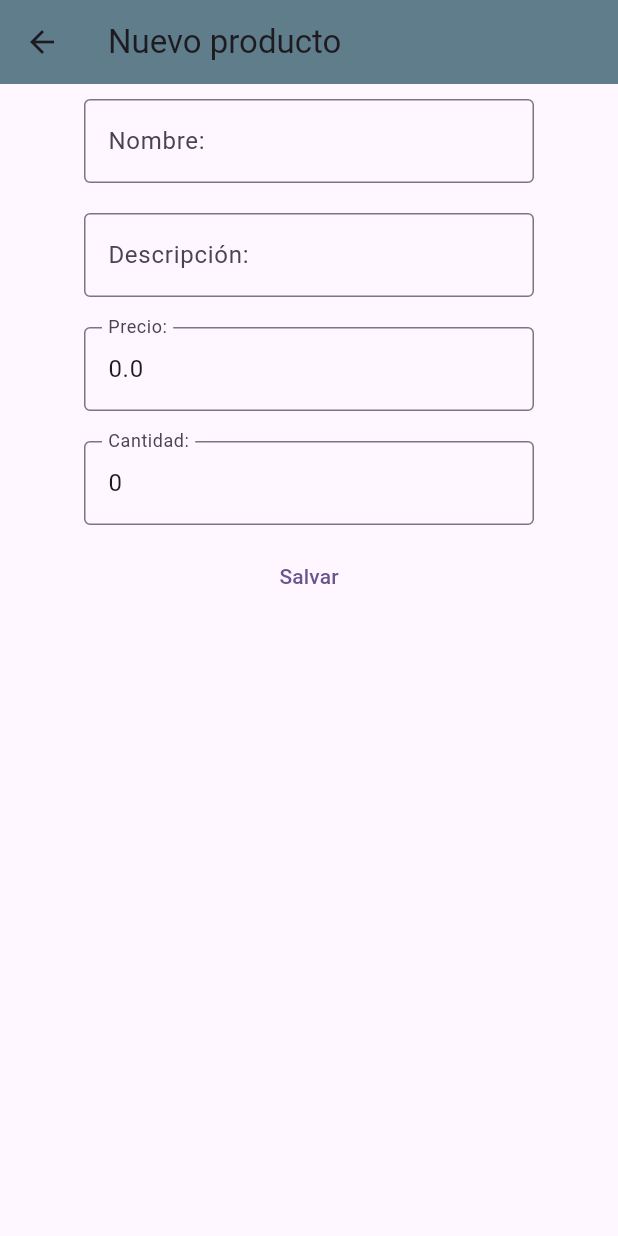
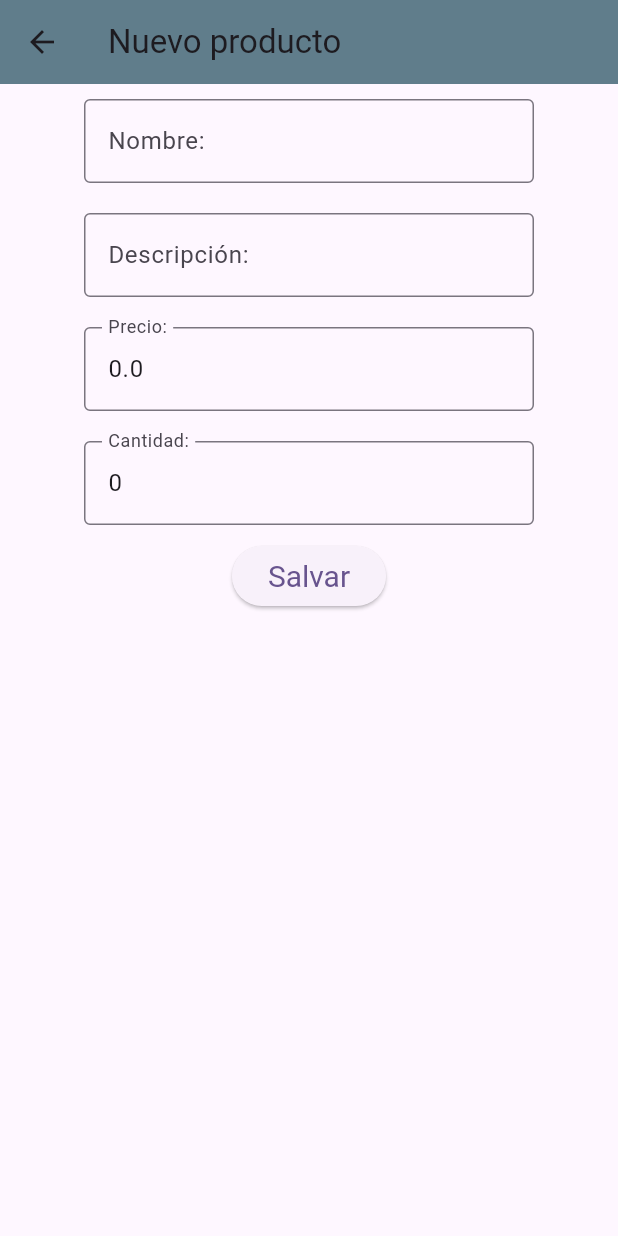
Before and after one commit to Javierenrique00/retoflutter_fase1, a Flutter app: the screen it shows after launch, after a tap on the "add" icon, on a phone screen of 412 x 824 dp. Run offline on Flutter 3.47's test engine with Material 3 defaults, Android fonts, the phone set to English and light mode, and no system bars.

Commit message:
Fix buttons to improve presentation

```diff
--- /dev/null
+++ b/flutter_application_1/lib/ui/modules/form_screen/evevated_button_widget.dart
@@ -0,0 +1,23 @@
+import 'package:flutter/material.dart';
+
+class ElevatedButtonWidget extends StatefulWidget {
+  final Function () onPressed;
+  const ElevatedButtonWidget({required this.onPressed, super.key});
+
+  @override
+  State<ElevatedButtonWidget> createState() => _ElevatedButtonWidgetState();
+}
+
+class _ElevatedButtonWidgetState extends State<ElevatedButtonWidget> {
+  @override
+  Widget build(BuildContext context) {
+    final ButtonStyle style =
+        ElevatedButton.styleFrom(textStyle: const TextStyle(fontSize: 20));
+
+    return ElevatedButton(
+      style: style,
+      onPressed: ()=>widget.onPressed(),
+      child: const Text('Salvar'),
+    );
+  }
+}
--- a/flutter_application_1/lib/ui/modules/home_screen/list_products_widget.dart
+++ b/flutter_application_1/lib/ui/modules/home_screen/list_products_widget.dart
@@ -25,8 +25,7 @@ class _ListProductsWidgetState extends State<ListProductsWidget> {
   Widget build(BuildContext context) {
     return Container(
       alignment: Alignment.topCenter,
-      child:
-          Consumer<AppViewModel>(builder: (context, viewModel, child) {
+      child: Consumer<AppViewModel>(builder: (context, viewModel, child) {
         if (!hasInit) {
           hasInit = true;
           viewModel.getAllProductsFromRepository();
@@ -36,11 +35,14 @@ class _ListProductsWidgetState extends State<ListProductsWidget> {
           width: 300,
           child: ListView.builder(
             itemCount: products.length,
-            itemBuilder: (context, index) => ListTile(
-              title: Text(products[index].name),
-              trailing: Text(Utils.convCurrency(products[index].price)),
-              onTap: () => Navigator.pushNamed(context, Navigation.detailScreen,
-                  arguments: products[index]),
+            itemBuilder: (context, index) => Card(
+              child: ListTile(
+                title: Text(products[index].name),
+                trailing: Text(Utils.convCurrency(products[index].price)),
+                onTap: () => Navigator.pushNamed(
+                    context, Navigation.detailScreen,
+                    arguments: products[index]),
+              ),
             ),
           ),
         );
```
Also changed, not shown: flutter_application_1/lib/ui/modules/form_screen/form_detail_widget.dart (+48 -16 lines).
